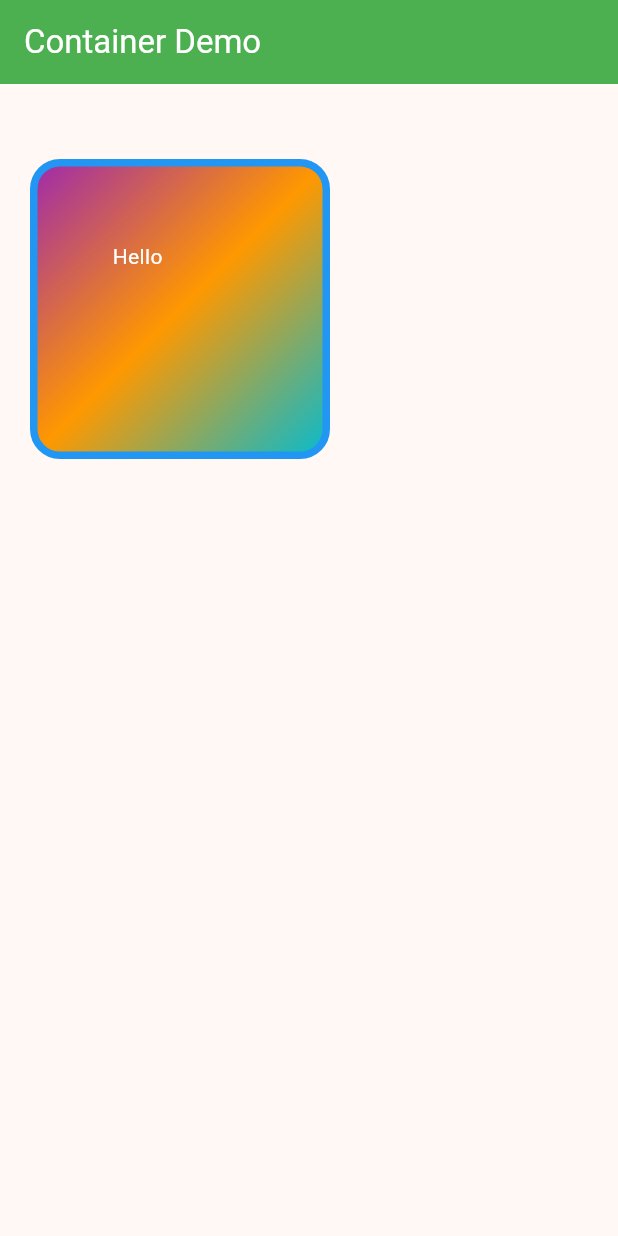
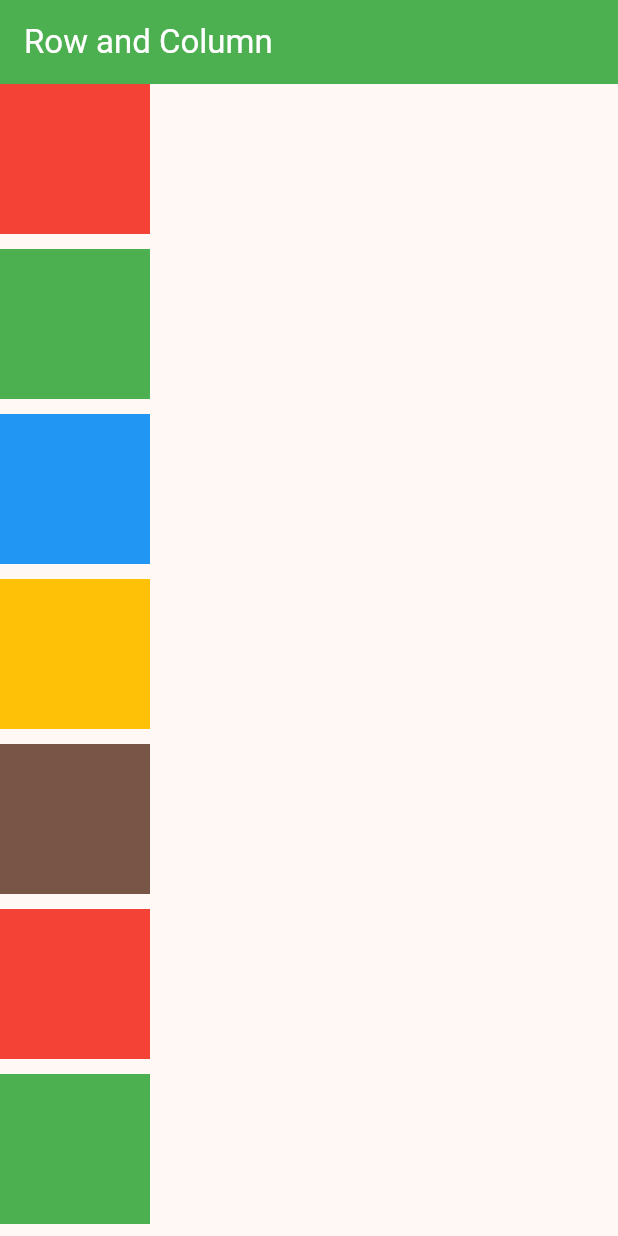
Before and after one commit to abidroid/akti_batch4_flutter, a Flutter app: the screen it shows after launch, on a phone screen of 412 x 824 dp. Run offline on Flutter 3.47's test engine with Material 3 defaults, Android fonts, the phone set to English and light mode, and no system bars.

Commit message:
row and column plus SCSV

```diff
--- a/lib/main.dart
+++ b/lib/main.dart
@@ -1,5 +1,6 @@
 import 'package:akti_batch4_flutter/screens/first_screen.dart';
 import 'package:akti_batch4_flutter/screens/second_screen.dart';
+import 'package:akti_batch4_flutter/screens/third_screen.dart';
 import 'package:flutter/material.dart';
 
 void main() {
@@ -19,7 +20,7 @@ class MyApp extends StatelessWidget {
         colorScheme: ColorScheme.fromSeed(seedColor: Colors.orange),
         useMaterial3: true,
       ),
-      home: const SecondScreen(), // launcher screen
+      home: const ThirdScreen(), // launcher screen
     );
   }
 }
--- /dev/null
+++ b/lib/screens/third_screen.dart
@@ -0,0 +1,38 @@
+import 'package:flutter/material.dart';
+
+class ThirdScreen extends StatelessWidget {
+  const ThirdScreen({super.key});
+
+  @override
+  Widget build(BuildContext context) {
+    return Scaffold(
+      appBar: AppBar(
+        backgroundColor: Colors.green,
+        foregroundColor: Colors.white,
+        title: const Text('Row and Column'),
+      ),
+
+      // column orientation => vertical
+      // row orientation => horizontal
+
+      body: SingleChildScrollView(
+        child: Column(
+          spacing: 10, // flutter 3.27
+          children: [
+            Container(width: 100, height: 100, color: Colors.red,),
+            Container(width: 100, height: 100, color: Colors.green,),
+
+            Container(width: 100, height: 100, color: Colors.blue,),
+            Container(width: 100, height: 100, color: Colors.amber,),
+            Container(width: 100, height: 100, color: Colors.brown,),
+            Container(width: 100, height: 100, color: Colors.red,),
+            Container(width: 100, height: 100, color: Colors.green,),
+            Container(width: 100, height: 100, color: Colors.blue,),
+            Container(width: 100, height: 100, color: Colors.amber,),
+            Container(width: 100, height: 100, color: Colors.brown,),
+          ],
+        ),
+      ),
+    );
+  }
+}
```
